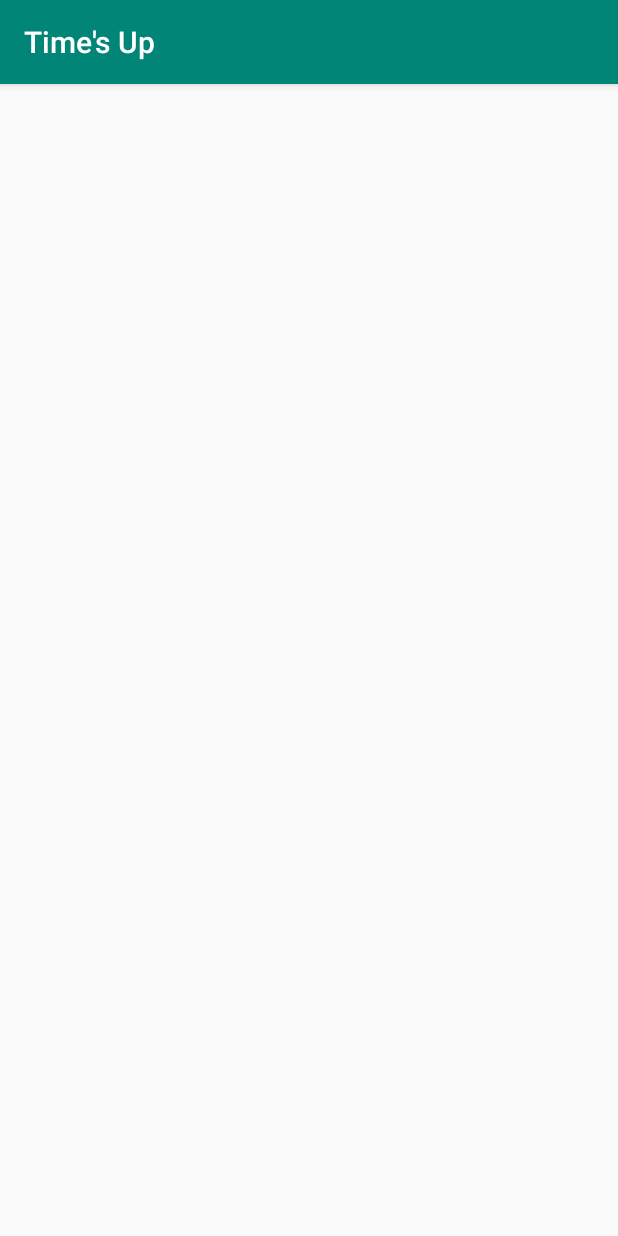
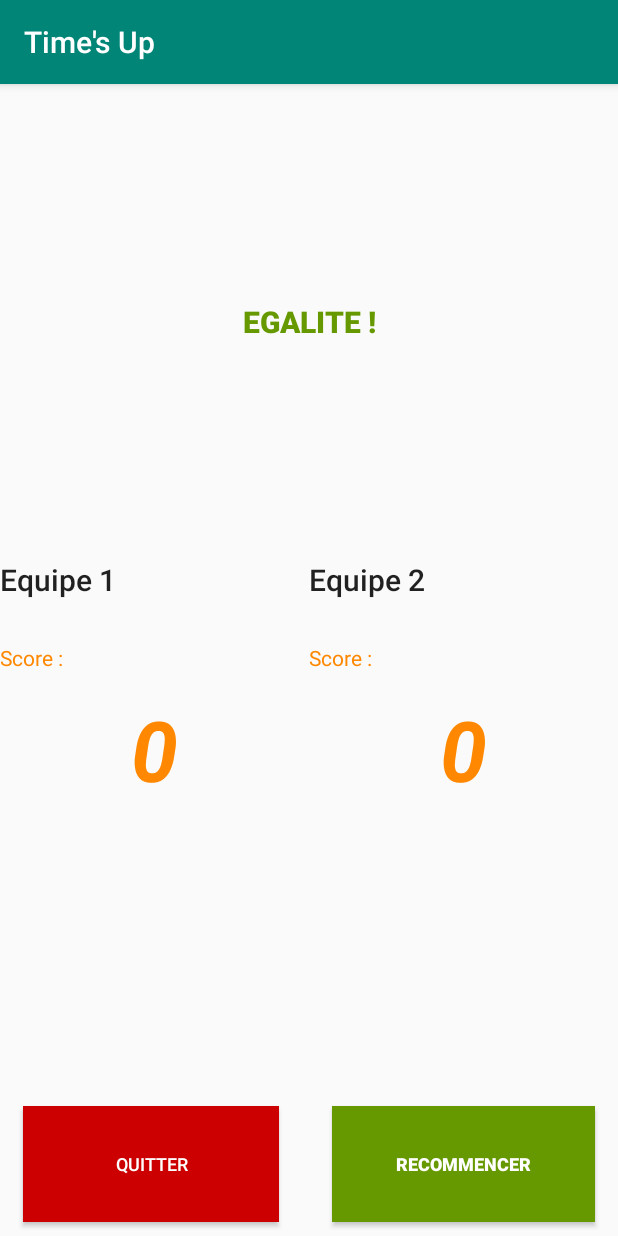
Before and after one commit to villeneuve30/AndroidGame_GuessWords, an Android app: the AffichageDesScores screen opened directly, with no data from a screen before it, on a phone screen of 412 x 824 dp. Run offline under Robolectric (Android 15) with nearby library versions, the phone set to English and light mode, and no system bars.

Commit message:
Affichage des scores opérationnel

```diff
--- a/app/src/main/java/com/example/timesup/AffichageDesScores.java
+++ b/app/src/main/java/com/example/timesup/AffichageDesScores.java
@@ -1,13 +1,47 @@
 package com.example.timesup;
 
+import android.content.Context;
+import android.content.SharedPreferences;
 import android.support.v7.app.AppCompatActivity;
 import android.os.Bundle;
+import android.widget.TextView;
+
+import org.w3c.dom.Text;
 
 public class AffichageDesScores extends AppCompatActivity {
+
+    private SharedPreferences sharedpreferences;
+    public static final String MyPREFERENCES = "MyPrefs" ;
+
+    TextView gagnant;
+    TextView score_1;
+    TextView score_2;
 
     @Override
     protected void onCreate(Bundle savedInstanceState) {
         super.onCreate(savedInstanceState);
         setContentView(R.layout.activity_affichage_des_scores);
+
+        sharedpreferences = getSharedPreferences(MyPREFERENCES, Context.MODE_PRIVATE);
+        final int score_equipe_1 = sharedpreferences.getInt("SCORE_EQUIPE_1",0 );
+        final int score_equipe_2 = sharedpreferences.getInt("SCORE_EQUIPE_2",0 );
+
+        score_1 = findViewById(R.id.score_equipe_1_xml);
+        score_2 = findViewById(R.id.score_equipe_2_xml);
+
+        score_1.setText(""+score_equipe_1);
+        score_2.setText(""+score_equipe_2);
+
+        gagnant = findViewById(R.id.titre_gagnant_xml);
+
+        if(score_equipe_1 > score_equipe_2){
+            gagnant.setText("L'EQUIPE 1 GAGNE !");
+        }
+        if(score_equipe_1 < score_equipe_2){
+            gagnant.setText("L'EQUIPE 2 GAGNE");
+        }
+        if(score_equipe_1 == score_equipe_2){
+            gagnant.setText("EGALITE !");
+        }
     }
 }
--- a/app/src/main/java/com/example/timesup/MotsBDD.java
+++ b/app/src/main/java/com/example/timesup/MotsBDD.java
@@ -129,7 +129,7 @@ public class MotsBDD {
         Random rand = new Random();
         int randomPosition;
 
-        for(int i=0;i<nbMots;i++){
+        for(int i=1;i<nbMots;i++){
             randomPosition = rand.nextInt(tabTemp.size());
 
             tabMot.add(tabTemp.get(randomPosition));
--- a/app/src/main/java/com/example/timesup/Round.java
+++ b/app/src/main/java/com/example/timesup/Round.java
@@ -32,7 +32,7 @@ public class Round extends AppCompatActivity {
 
         tempsRestant = findViewById(R.id.tempsRestant_xml);
         mot = findViewById(R.id.mot_xml);
-        valider=findViewById(R.id.bouton_valider_xml);
+        valider = findViewById(R.id.bouton_valider_xml);
         passer = findViewById(R.id.bouton_passer_xml);
 
         position = 0;
@@ -53,23 +53,13 @@ public class Round extends AppCompatActivity {
 
         mot.setText(tabMots.get(position));
 
-        new CountDownTimer(totalTemps*1000, 1000) {
+        final CountDownTimer timer = new CountDownTimer(totalTemps*1000, 1000) {
             public void onTick(long millisUntilFinished) {
                tempsRestant.setText(""+millisUntilFinished / 1000);
             }
             public void onFinish() {
-                SharedPreferences.Editor editor = sharedpreferences.edit();
-                if(numEquipe == 1){
-                    editor.putInt("SCORE_EQUIPE_1",points);
-                }else {
-                    editor.putInt("SCORE_EQUIPE_2", points);
-                }
-                if(numEquipe == 1) {
-                    editor.putInt("NUM_EQUIPE", 2);
-                }else{
-                    editor.putInt("NUM_EQUIPE",1);
-                }
-                editor.commit();
+
+                ActualiserPoint(numEquipe);
 
                 Intent intent = new Intent(Round.this, LancementJeu.class);
                 intent.putStringArrayListExtra("ArrayList",tabMots );
@@ -80,19 +70,20 @@ public class Round extends AppCompatActivity {
         valider.setOnClickListener(new View.OnClickListener() {
             @Override
             public void onClick(View v) {
+                points+=1;
                 if(tabMots.size() > 0) tabMots.remove(position);
 
                 if(tabMots.size() == 0) {
+                    timer.cancel();
+                    ActualiserPoint(numEquipe);
                     Intent intent = new Intent(Round.this, AffichageDesScores.class);
                     startActivity(intent);
                 }else{
-
                     if(position >= tabMots.size()){
                         position = 0;
                     }
                     mot.setText(tabMots.get(position));
                 }
-                points+=1;
             }
         });
         passer.setOnClickListener(new View.OnClickListener() {
@@ -108,4 +99,19 @@ public class Round extends AppCompatActivity {
             }
         });
     }
+
+    private void ActualiserPoint(int numEquipe) {
+        SharedPreferences.Editor editor = sharedpreferences.edit();
+        if(numEquipe == 1){
+            editor.putInt("SCORE_EQUIPE_1",points);
+        }else {
+            editor.putInt("SCORE_EQUIPE_2", points);
+        }
+        if(numEquipe == 1) {
+            editor.putInt("NUM_EQUIPE", 2);
+        }else{
+            editor.putInt("NUM_EQUIPE",1);
+        }
+        editor.commit();
+    }
 }
--- a/app/src/main/res/layout/activity_affichage_des_scores.xml
+++ b/app/src/main/res/layout/activity_affichage_des_scores.xml
@@ -1,9 +1,133 @@
 <?xml version="1.0" encoding="utf-8"?>
-<android.support.constraint.ConstraintLayout xmlns:android="http://schemas.android.com/apk/res/android"
+<LinearLayout xmlns:android="http://schemas.android.com/apk/res/android"
     xmlns:app="http://schemas.android.com/apk/res-auto"
     xmlns:tools="http://schemas.android.com/tools"
     android:layout_width="match_parent"
     android:layout_height="match_parent"
-    tools:context=".AffichageDesScores">
+    tools:context=".AffichageDesScores"
+    android:orientation="vertical">
 
-</android.support.constraint.ConstraintLayout>
+    <LinearLayout
+        android:layout_width="match_parent"
+        android:layout_height="match_parent"
+        android:layout_weight="1"
+        android:orientation="vertical">
+
+        <TextView
+            android:id="@+id/titre_gagnant_xml"
+            android:layout_width="match_parent"
+            android:layout_height="wrap_content"
+            android:layout_weight="1"
+            android:gravity="center"
+            android:text="L'EQUIPE * GAGNE"
+            android:textAppearance="@style/TextAppearance.AppCompat.SearchResult.Title"
+            android:textColor="@android:color/holo_green_dark"
+            android:textStyle="bold" />
+    </LinearLayout>
+
+
+    <LinearLayout
+        android:layout_width="match_parent"
+        android:layout_height="match_parent"
+        android:layout_weight="0.7"
+        android:orientation="horizontal">
+
+        <LinearLayout
+            android:layout_width="match_parent"
+            android:layout_height="match_parent"
+            android:layout_weight="1"
+            android:orientation="vertical">
+
+            <TextView
+                android:id="@+id/label_equipe_1"
+                android:layout_width="match_parent"
+                android:layout_height="wrap_content"
+                android:layout_weight="1"
+                android:text="Equipe 1"
+                android:textAppearance="@style/TextAppearance.AppCompat.Title" />
+
+            <TextView
+                android:id="@+id/label_score_1"
+                android:layout_width="match_parent"
+                android:layout_height="wrap_content"
+                android:layout_weight="0.5"
+                android:text="Score :"
+                android:textColor="@android:color/holo_orange_dark" />
+
+            <TextView
+                android:id="@+id/score_equipe_1_xml"
+                android:layout_width="match_parent"
+                android:layout_height="wrap_content"
+                android:layout_weight="7"
+                android:gravity="center|top"
+                android:text="0"
+                android:textAppearance="@style/TextAppearance.AppCompat.Display3"
+                android:textColor="@android:color/holo_orange_dark"
+                android:textStyle="bold|italic" />
+
+            <Button
+                android:id="@+id/bouton_revenir_menu"
+                android:layout_width="match_parent"
+                android:layout_height="wrap_content"
+                android:layout_marginLeft="15dp"
+                android:layout_marginRight="20dp"
+                android:layout_marginBottom="10dp"
+                android:layout_weight="1"
+                android:background="@android:color/holo_red_dark"
+                android:text="Quitter"
+                android:textColor="@android:color/white"
+                android:textSize="12sp" />
+
+        </LinearLayout>
+
+        <LinearLayout
+            android:layout_width="match_parent"
+            android:layout_height="match_parent"
+            android:layout_weight="1"
+            android:orientation="vertical">
+
+            <TextView
+                android:id="@+id/label_equipe_2"
+                android:layout_width="match_parent"
+                android:layout_height="wrap_content"
+                android:layout_weight="1"
+                android:text="Equipe 2"
+                android:textAppearance="@style/TextAppearance.AppCompat.Title" />
+
+            <TextView
+                android:id="@+id/label_score_2"
+                android:layout_width="match_parent"
+                android:layout_height="wrap_content"
+                android:layout_weight="0.5"
+                android:text="Score :"
+                android:textColor="@android:color/holo_orange_dark" />
+
+            <TextView
+                android:id="@+id/score_equipe_2_xml"
+                android:layout_width="match_parent"
+                android:layout_height="wrap_content"
+                android:layout_weight="7"
+                android:gravity="center|top"
+                android:text="0"
+                android:textAppearance="@style/TextAppearance.AppCompat.Display3"
+                android:textColor="@android:color/holo_orange_dark"
+                android:textStyle="bold|italic" />
+
+            <Button
+                android:id="@+id/bouton_recommencer"
+                android:layout_width="match_parent"
+                android:layout_height="wrap_content"
+                android:layout_marginLeft="15dp"
+                android:layout_marginRight="15dp"
+                android:layout_marginBottom="10dp"
+                android:layout_weight="1"
+                android:background="@android:color/holo_green_dark"
+                android:text="Recommencer"
+                android:textColor="@android:color/white"
+                android:textSize="12sp"
+                android:textStyle="bold" />
+        </LinearLayout>
+
+    </LinearLayout>
+
+</LinearLayout>
```
